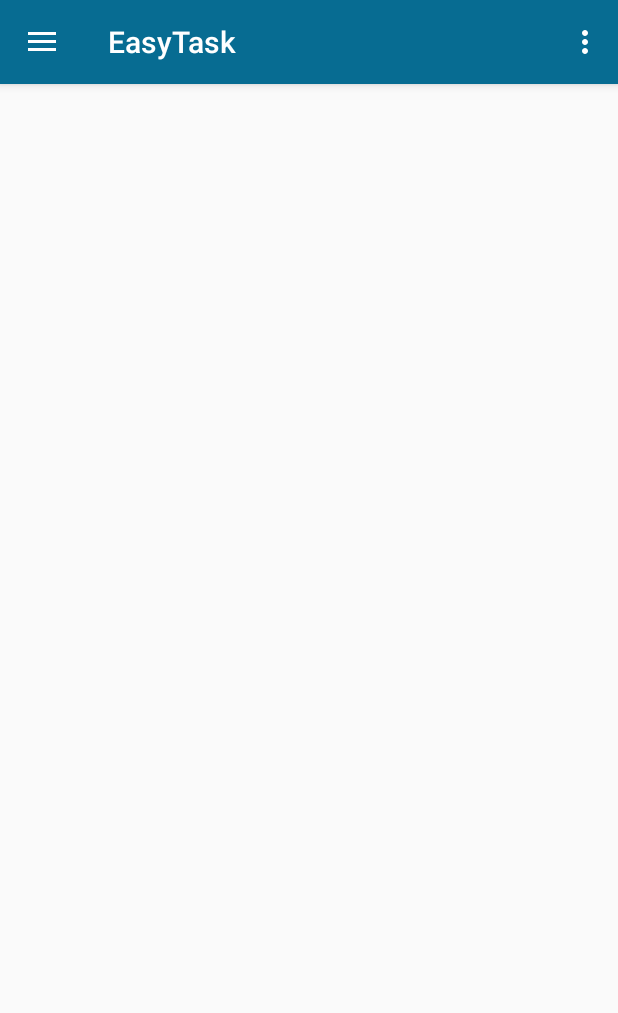
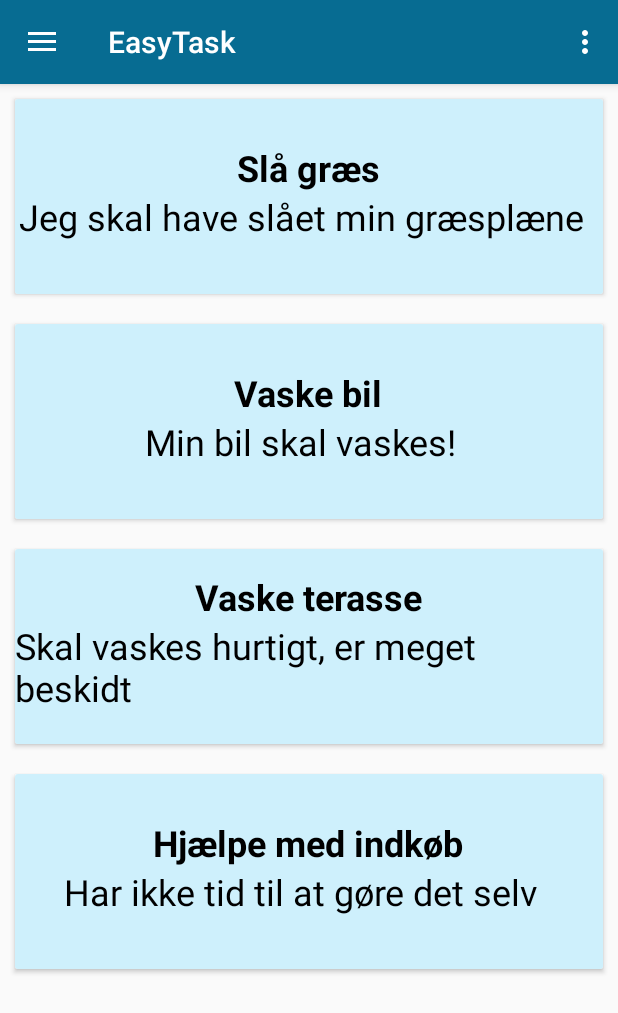
Before and after one commit to dev-helixx/EasyTask, an Android app: the MainActivity screen opened directly, with no data from a screen before it, on a phone screen of 412 x 824 dp. Shown: the top 1013 px of the screen. Run offline under Robolectric (Android 15) with nearby library versions, the phone set to English and light mode, and no system bars.

Commit message:
Cardview up and running baby

```diff
--- a/app/src/main/java/com/easytask/easytask/frontend/views/MainActivity.java
+++ b/app/src/main/java/com/easytask/easytask/frontend/views/MainActivity.java
@@ -13,6 +13,11 @@ import android.view.Menu;
 import android.view.MenuItem;
 
 import com.easytask.easytask.R;
+import com.easytask.easytask.frontend.views.controller.Task;
+import com.easytask.easytask.frontend.views.controller.RVAdapter;
+
+import java.util.ArrayList;
+import java.util.List;
 
 /**
  * Created by Silas on 27-09-2017.
@@ -20,9 +25,8 @@ import com.easytask.easytask.R;
 
 public class MainActivity extends AppCompatActivity implements NavigationView.OnNavigationItemSelectedListener {
 
-    private RecyclerView mRecyclerView;
-    private RecyclerView.Adapter mAdapter;
-    private RecyclerView.LayoutManager mLayoutManager;
+    private RecyclerView recyclerView;
+    private List<Task> tasks;
 
 
     @Override
@@ -32,14 +36,19 @@ public class MainActivity extends AppCompatActivity implements NavigationView.On
         Toolbar toolbar = (Toolbar) findViewById(R.id.toolbar);
         setSupportActionBar(toolbar);
 
-//        FloatingActionButton fab = (FloatingActionButton) findViewById(R.id.fab);
-//        fab.setOnClickListener(new View.OnClickListener() {
-//            @Override
-//            public void onClick(View view) {
-//                Snackbar.make(view, "Replace with your own action", Snackbar.LENGTH_LONG)
-//                        .setAction("Action", null).show();
-//            }
-//        });
+        initializeCardViewData();
+
+
+        recyclerView = (RecyclerView)findViewById(R.id.recyclerview);
+        recyclerView.setHasFixedSize(true);
+
+        LinearLayoutManager llm = new LinearLayoutManager(this);
+        recyclerView.setLayoutManager(llm);
+
+        RVAdapter adapter = new RVAdapter(tasks);
+        recyclerView.setAdapter(adapter);
+
+
 
         DrawerLayout drawer = (DrawerLayout) findViewById(R.id.drawer_layout);
         ActionBarDrawerToggle toggle = new ActionBarDrawerToggle(
@@ -50,6 +59,21 @@ public class MainActivity extends AppCompatActivity implements NavigationView.On
         NavigationView navigationView = (NavigationView) findViewById(R.id.nav_view);
         navigationView.setNavigationItemSelectedListener(this);
 
+
+    }
+
+
+    // This method creates an ArrayList that has three Task objects
+    // Checkout the project associated with this tutorial on Github if
+    // you want to use the same images.
+    private void initializeCardViewData(){
+
+        tasks = new ArrayList<>();
+
+        tasks.add(new Task("Slå græs", "Jeg skal have slået min græsplæne"));
+        tasks.add(new Task("Vaske bil", "Min bil skal vaskes!"));
+        tasks.add(new Task("Vaske terasse", "Skal vaskes hurtigt, er meget beskidt"));
+        tasks.add(new Task("Hjælpe med indkøb", "Har ikke tid til at gøre det selv"));
 
     }
 
--- /dev/null
+++ b/app/src/main/java/com/easytask/easytask/frontend/views/controller/RVAdapter.java
@@ -0,0 +1,68 @@
+package com.easytask.easytask.frontend.views.controller;
+
+import android.support.v7.widget.CardView;
+import android.support.v7.widget.RecyclerView;
+import android.view.LayoutInflater;
+import android.view.View;
+import android.view.ViewGroup;
+import android.widget.TextView;
+
+import com.easytask.easytask.R;
+
+import java.util.List;
+
+/**
+ * Created by Silas on 12-10-2017.
+ */
+
+public class RVAdapter extends RecyclerView.Adapter<RVAdapter.PersonViewHolder>{
+
+    List<Task> tasks;
+
+    public RVAdapter(List<Task> tasks){
+        this.tasks = tasks;
+    }
+
+
+
+    @Override
+    public PersonViewHolder onCreateViewHolder(ViewGroup viewGroup, int viewType) {
+        View v = LayoutInflater.from(viewGroup.getContext()).inflate(R.layout.cardview_item_layout, viewGroup, false);
+        PersonViewHolder pvh = new PersonViewHolder(v);
+        return pvh;
+    }
+
+    @Override
+    public void onBindViewHolder(PersonViewHolder holder, int i) {
+
+
+        holder.card_subject.setText(tasks.get(i).card_subject);
+        holder.card_description.setText(tasks.get(i).card_description);
+    }
+
+    @Override
+    public int getItemCount() {
+        return tasks.size();
+    }
+
+    @Override
+    public void onAttachedToRecyclerView(RecyclerView recyclerView) {
+        super.onAttachedToRecyclerView(recyclerView);
+    }
+
+
+    public static class PersonViewHolder extends RecyclerView.ViewHolder {
+        CardView cv;
+        TextView card_subject;
+        TextView card_description;
+
+        PersonViewHolder(View itemView) {
+            super(itemView);
+            cv = (CardView)itemView.findViewById(R.id.cv);
+            card_subject = (TextView)itemView.findViewById(R.id.card_subject);
+            card_description = (TextView)itemView.findViewById(R.id.card_description);
+        }
+    }
+
+
+}
--- /dev/null
+++ b/app/src/main/java/com/easytask/easytask/frontend/views/controller/Task.java
@@ -0,0 +1,22 @@
+package com.easytask.easytask.frontend.views.controller;
+
+
+/**
+ * Created by Silas on 12-10-2017.
+ */
+
+public class Task {
+
+    public String card_subject;
+    public String card_description;
+
+    public Task(String card_subject, String card_description) {
+        this.card_subject = card_subject;
+        this.card_description = card_description;
+
+
+    }
+
+
+
+}
--- a/app/src/main/res/layout/cardview_item_layout.xml
+++ b/app/src/main/res/layout/cardview_item_layout.xml
@@ -1,20 +1,19 @@
 <?xml version="1.0" encoding="utf-8"?>
-<android.support.v7.widget.CardView xmlns:android="http://schemas.android.com/apk/res/android"
-    android:orientation="vertical"
-    android:elevation="5dp"
-    android:id="@+id/cv"
-    android:layout_height="130dp"
+<LinearLayout xmlns:android="http://schemas.android.com/apk/res/android"
     android:layout_width="match_parent"
-    android:layout_marginLeft="10dp"
-    android:layout_marginRight="10dp"
-    android:layout_marginTop="10dp">
+    android:layout_height="wrap_content">
 
+    <android.support.v7.widget.CardView
+        android:layout_width="match_parent"
+        android:layout_height="wrap_content"
+        android:layout_margin="10dp"
+        android:id="@+id/cv">
 
-    <LinearLayout
-        android:layout_width="match_parent"
-        android:layout_height="130dp"
-        android:background="@color/blåFarve8"
-        android:orientation="vertical">
+        <LinearLayout
+            android:layout_width="match_parent"
+            android:layout_height="130dp"
+            android:background="@color/blåFarve8"
+            android:orientation="vertical"/>
 
 
         <LinearLayout
@@ -44,6 +43,6 @@
 
         </LinearLayout>
 
-    </LinearLayout>
+    </android.support.v7.widget.CardView>
 
-</android.support.v7.widget.CardView>
+</LinearLayout>
--- a/app/src/main/res/layout/content_main.xml
+++ b/app/src/main/res/layout/content_main.xml
@@ -10,8 +10,9 @@
     tools:showIn="@layout/app_bar_main">
 
     <android.support.v7.widget.RecyclerView
-        android:id="@+id/card_recyclerview"
+        android:id="@+id/recyclerview"
         android:scrollbars="vertical"
+        android:elevation="5dp"
         android:layout_width="match_parent"
         android:layout_height="match_parent">
     </android.support.v7.widget.RecyclerView>
```
